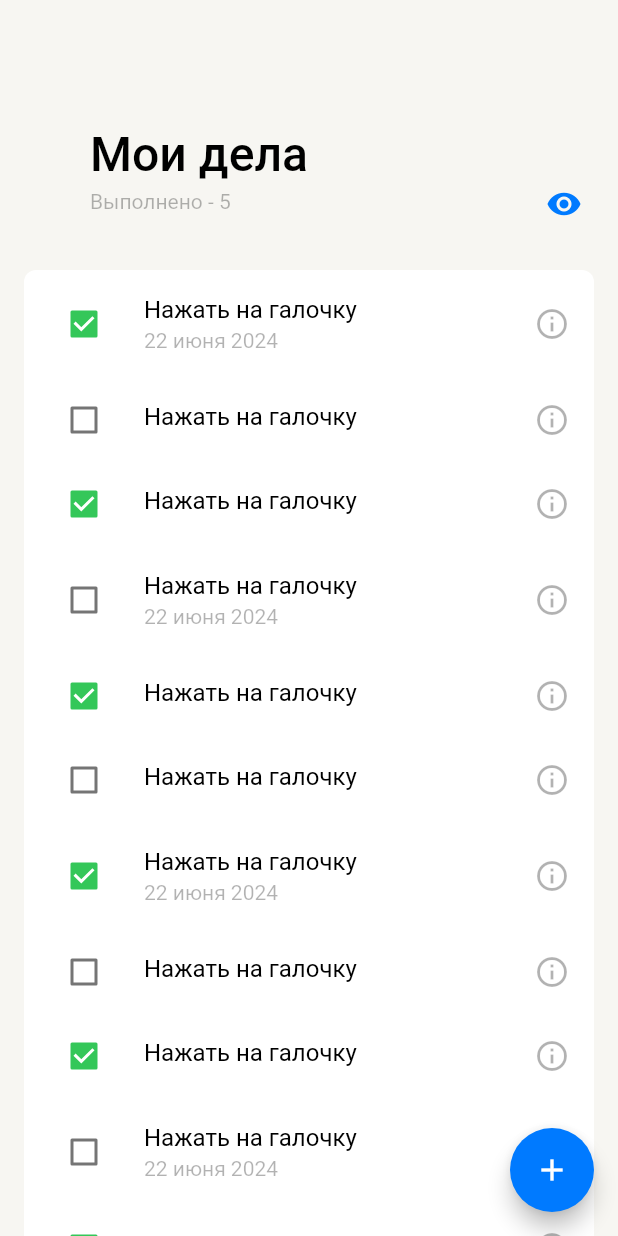
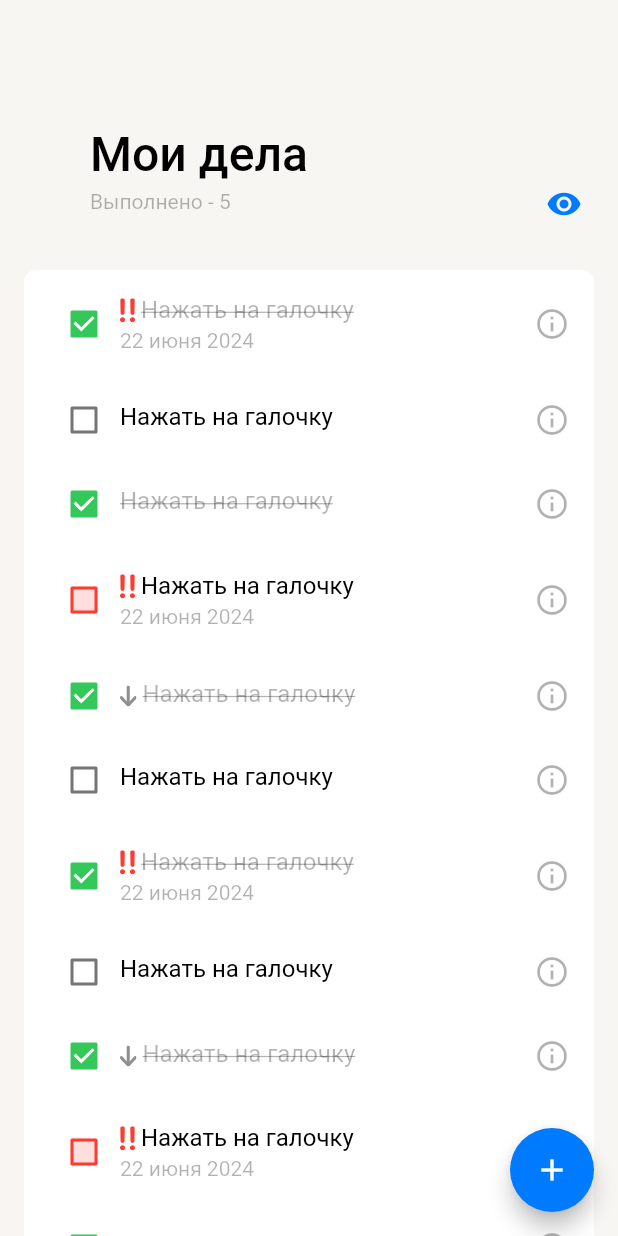
Before and after one commit to Glitchy-Sheep/YetAnotherTodo, a Flutter app: the screen it shows after launch, on a phone screen of 412 x 824 dp. Run offline on Flutter 3.47's test engine with Material 3 defaults, Android fonts, the phone set to English and light mode, and no system bars; our stand-ins replace flutter_svg, logger.

Commit message:
Add svg icons + small refactor

```diff
--- a/lib/feature/todo/presentation/screens/todo_view.dart
+++ b/lib/feature/todo/presentation/screens/todo_view.dart
@@ -119,13 +119,22 @@ class _TaskList extends StatelessWidget {
       sliver: SliverList(
         delegate: SliverChildBuilderDelegate(
           (_, int index) {
+            final TaskPriority priority;
+            if (index % 3 == 0) {
+              priority = TaskPriority.high;
+            } else if (index % 4 == 0) {
+              priority = TaskPriority.low;
+            } else {
+              priority = TaskPriority.none;
+            }
+
             return TaskTile(
               task: TaskEntity(
                 id: 1,
                 description: "Нажать на галочку",
                 isDone: index % 2 == 0 ? true : false,
                 finishUntil: index % 3 == 0 ? DateTime.now() : null,
-                priority: index % 3 == 0 ? TaskPriority.high : TaskPriority.low,
+                priority: priority,
               ),
               onCheck: (newValue) {},
             );
--- a/lib/feature/todo/presentation/widgets/task_tile.dart
+++ b/lib/feature/todo/presentation/widgets/task_tile.dart
@@ -1,6 +1,8 @@
 import 'package:flutter/material.dart';
+import 'package:flutter_svg/flutter_svg.dart';
 import 'package:yet_another_todo/core/utils/date_formatters.dart';
 import 'package:yet_another_todo/feature/todo/domain/task.dart';
+import 'package:yet_another_todo/feature/todo/domain/task_priority.dart';
 import 'package:yet_another_todo/uikit/app_text_style.dart';
 import 'package:yet_another_todo/uikit/colors.dart';
 
@@ -48,22 +50,61 @@ class _TaskTileState extends State<TaskTile> {
           color: ColorPalette.lightColorWhite,
         ),
       ),
-      child: ListTile(
+      child: _TaskContent(task: widget.task, subtitle: subtitle),
+    );
+  }
+}
+
+class _TaskContent extends StatelessWidget {
+  const _TaskContent({
+    super.key,
+    required this.task,
+    required this.subtitle,
+  });
+
+  final Text? subtitle;
+  final TaskEntity task;
+
+  @override
+  Widget build(BuildContext context) {
+    return ListTile(
       titleAlignment: ListTileTitleAlignment.center,
+      horizontalTitleGap: 0,
       leading: _TaskCheckBox(
-          task: widget.task,
+        task: task,
         onCheck: (newValue) {},
       ),
-        title: Text(
-          widget.task.description,
-          style: AppTextStyle.bodyText.copyWith(),
+      title: Row(
+        crossAxisAlignment: CrossAxisAlignment.end,
+        children: [
+          if (task.priority == TaskPriority.high)
+            Padding(
+              padding: const EdgeInsets.only(right: 4),
+              child: SvgPicture.asset(
+                "assets/icons/exclamation_marks.svg",
+              ),
+            ),
+          if (task.priority == TaskPriority.low)
+            Padding(
+              padding: const EdgeInsets.only(right: 4),
+              child: SvgPicture.asset(
+                "assets/icons/arrow_down.svg",
+              ),
+            ),
+          Text(
+            task.description,
+            style: AppTextStyle.bodyText.copyWith(
+              decoration: task.isDone ? TextDecoration.lineThrough : null,
+              color: task.isDone ? ColorPalette.lightLabelTertiary : null,
+            ),
+          ),
+        ],
       ),
       trailing: const Icon(
         Icons.info_outline,
         color: ColorPalette.lightLabelTertiary,
       ),
       subtitle: subtitle,
-      ),
     );
   }
 }
@@ -105,11 +146,26 @@ class _TaskCheckBox extends StatelessWidget {
 
   @override
   Widget build(BuildContext context) {
+    Color? fillColor;
+    BorderSide? checkboxSide;
+
+    if (!task.isDone && task.priority == TaskPriority.high) {
+      fillColor = ColorPalette.lightColorRed.withOpacity(0.16);
+      checkboxSide = const BorderSide(
+        color: ColorPalette.lightColorRed,
+        width: 2,
+      );
+    }
+
     return Checkbox(
       value: task.isDone,
       onChanged: onCheck,
       activeColor: ColorPalette.lightColorGreen,
       checkColor: ColorPalette.lightColorWhite,
+      fillColor: WidgetStateProperty.resolveWith(
+        (state) => fillColor,
+      ),
+      side: checkboxSide,
     );
   }
 }
--- a/pubspec.yaml
+++ b/pubspec.yaml
@@ -17,6 +17,7 @@ dependencies:
   cupertino_icons: ^1.0.6
   logger: ^2.3.0
   intl: ^0.19.0
+  flutter_svg: ^2.0.10+1
 
 dev_dependencies:
   flutter_test:
@@ -26,3 +27,6 @@ dev_dependencies:
 
 flutter:
   uses-material-design: true
+
+  assets:
+    - assets/icons/
```
Also changed, not shown: assets/icons/arrow_down.svg (added), assets/icons/exclamation_marks.svg (added), pubspec.lock. Lines whose indentation alone changed are shown as unchanged.
